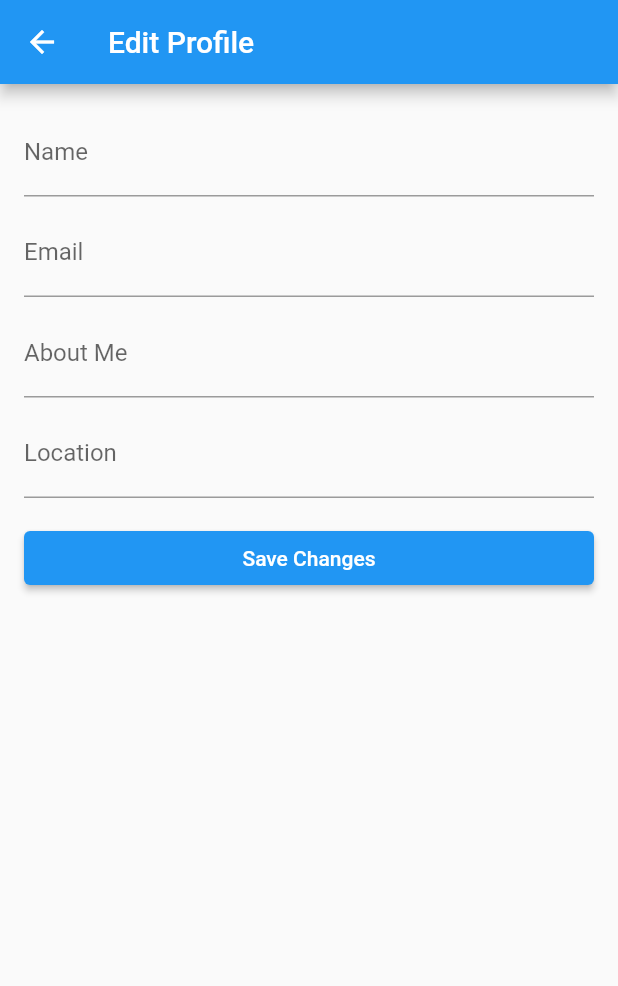
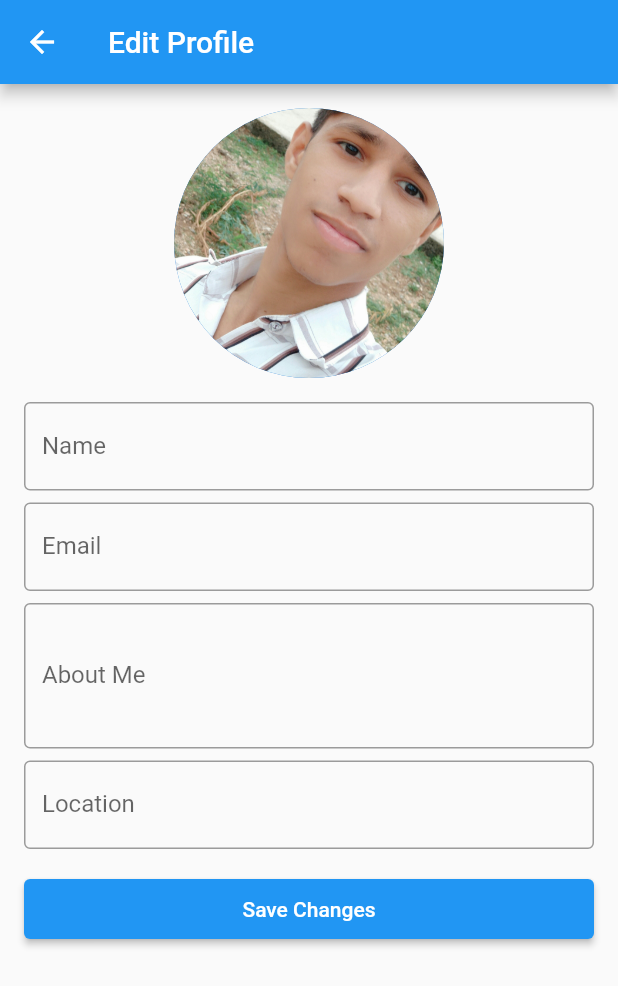
Before and after one commit to ronakJeengar/TravelPlanner, a Flutter app: the screen it shows after launch, item 4 of the bottom bar chosen, after a tap on "Edit Profile", on a phone screen of 412 x 824 dp. Shown: the top 986 px of the screen. Run offline on Flutter 3.47's test engine with Material 2 defaults, Android fonts, the phone set to English and light mode, and no system bars; our stand-ins replace intl_phone_number_input, pin_code_fields, sqflite; accounts and stored records are empty.

Commit message:
Initial commit

```diff
--- a/lib/ItemScreen/profile.dart
+++ b/lib/ItemScreen/profile.dart
@@ -44,49 +44,99 @@ class _ProfileScreenState extends State<ProfileScreen> {
   @override
   Widget build(BuildContext context) {
     return Scaffold(
-      // appBar: AppBar(
-      //   title: const Text('Profile'),
-      // ),
-      body: Padding(
+      body: Stack(
+        children: [
+          Container(
+            decoration: BoxDecoration(
+              gradient: LinearGradient(
+                begin: Alignment.topCenter,
+                end: Alignment.bottomCenter,
+                colors: [Color(0xFF4AC5FF), Color(0xFF0099FF)],
+              ),
+            ),
+          ),
+          Container(
             padding: const EdgeInsets.all(16.0),
+            margin: const EdgeInsets.symmetric(horizontal: 20.0, vertical: 80.0),
+            decoration: BoxDecoration(
+              color: Colors.white,
+              borderRadius: BorderRadius.circular(20.0),
+              boxShadow: [
+                BoxShadow(
+                  color: Colors.black.withOpacity(0.1),
+                  spreadRadius: 5,
+                  blurRadius: 15,
+                ),
+              ],
+            ),
             child: Column(
-          crossAxisAlignment: CrossAxisAlignment.center,
+              crossAxisAlignment: CrossAxisAlignment.start,
               children: <Widget>[
-            const CircleAvatar(
-              radius: 50,
-              backgroundImage: AssetImage('assets/images/profile_image.jpg'),
-              // Add your profile image
+                Center(
+                  child: CircleAvatar(
+                    radius: 70,
+                    backgroundImage: const AssetImage('assets/images/profile_image.jpg'),
+                  ),
                 ),
                 const SizedBox(height: 16.0),
                 Text(
-              'Name: $_name',
-              style: const TextStyle(fontSize: 18.0),
+                  _name,
+                  style: const TextStyle(fontSize: 30.0, fontWeight: FontWeight.bold, color: Colors.black),
                 ),
                 const SizedBox(height: 8.0),
                 Text(
-              'Email: $_email',
-              style: const TextStyle(fontSize: 18.0),
+                  _email,
+                  style: const TextStyle(fontSize: 18.0, color: Colors.grey),
+                ),
+                const SizedBox(height: 24.0),
+                Divider(color: Colors.grey),
+                const SizedBox(height: 24.0),
+                Text(
+                  'About Me:',
+                  style: const TextStyle(fontSize: 22.0, fontWeight: FontWeight.bold),
                 ),
                 const SizedBox(height: 8.0),
                 Text(
-              'About Me: $_aboutMe',
+                  _aboutMe,
                   style: const TextStyle(fontSize: 18.0),
+                ),
+                const SizedBox(height: 24.0),
+                Divider(color: Colors.grey),
+                const SizedBox(height: 24.0),
+                Text(
+                  'Location:',
+                  style: const TextStyle(fontSize: 22.0, fontWeight: FontWeight.bold),
                 ),
                 const SizedBox(height: 8.0),
                 Text(
-              'Location: $_location',
+                  _location,
                   style: const TextStyle(fontSize: 18.0),
                 ),
-            const SizedBox(height: 16.0),
+                const SizedBox(height: 24.0),
                 ElevatedButton(
                   onPressed: () {
                     Navigator.of(context).pushNamed('/edit_profile_screen');
                   },
-              child: const Text('Edit Profile'),
+                  style: ElevatedButton.styleFrom(
+                    primary: Color(0xFF0099FF),
+                    onPrimary: Colors.white,
+                    shape: RoundedRectangleBorder(
+                      borderRadius: BorderRadius.circular(10.0),
+                    ),
+                  ),
+                  child: Padding(
+                    padding: const EdgeInsets.symmetric(vertical: 12.0, horizontal: 24.0),
+                    child: const Text(
+                      'Edit Profile',
+                      style: TextStyle(fontSize: 18.0),
+                    ),
+                  ),
                 ),
               ],
             ),
           ),
+        ],
+      ),
     );
   }
 }
--- a/lib/ItemScreen/search.dart
+++ b/lib/ItemScreen/search.dart
@@ -1,17 +1,69 @@
 import 'package:flutter/material.dart';
+import 'package:travelapp/trip.dart'; // Import your TripDetails class
+import '../db/databasehelper.dart';
 
 class SearchScreen extends StatefulWidget {
-  const SearchScreen({super.key});
+  const SearchScreen({Key? key}) : super(key: key);
 
   @override
-  State<SearchScreen> createState() => _SearchScreenState();
+  _SearchScreenState createState() => _SearchScreenState();
 }
 
 class _SearchScreenState extends State<SearchScreen> {
+  List<TripDetails> searchResults = [];
+  final TextEditingController _searchController = TextEditingController();
+
+  @override
+  void initState() {
+    super.initState();
+  }
+
+  Future<void> _searchTrips(String query) async {
+    final trips = await TripDatabaseHelper().getTrips();
+
+    // Example: Simple search based on departure or destination containing the query
+    final results = trips.where((trip) =>
+    trip.departure.toLowerCase().contains(query.toLowerCase()) ||
+        trip.destination.toLowerCase().contains(query.toLowerCase()));
+
+    setState(() {
+      searchResults = results.toList();
+    });
+  }
+
   @override
   Widget build(BuildContext context) {
-    return const Center(
-      child: Text('Search Screen Content'),
+    return Scaffold(
+      body: Column(
+        children: [
+          Padding(
+            padding: const EdgeInsets.all(16.0),
+            child: TextField(
+              controller: _searchController,
+              onChanged: (query) {
+                _searchTrips(query);
+              },
+              decoration: const InputDecoration(
+                labelText: 'Search Trips',
+                prefixIcon: Icon(Icons.search),
+              ),
+            ),
+          ),
+          Expanded(
+            child: ListView.builder(
+              itemCount: searchResults.length,
+              itemBuilder: (context, index) {
+                final trip = searchResults[index];
+                return ListTile(
+                  title: Text('Departure: ${trip.departure}'),
+                  subtitle: Text('Destination: ${trip.destination}'),
+                  // You can customize the display based on your requirements
+                );
+              },
+            ),
+          ),
+        ],
+      ),
     );
   }
 }
--- a/lib/itemExtraScreen/edit_profile_screen.dart
+++ b/lib/itemExtraScreen/edit_profile_screen.dart
@@ -44,24 +44,45 @@ class _EditProfileScreenState extends State<EditProfileScreen> {
         child: Column(
           crossAxisAlignment: CrossAxisAlignment.stretch,
           children: <Widget>[
-            TextField(
+            const SizedBox(
+              height: 180.0,
+              child: CircleAvatar(
+                radius: 80,
+                backgroundImage: AssetImage('assets/images/profile_image.jpg'),
+              ),
+            ),
+            const SizedBox(height: 16.0),
+            TextFormField(
               controller: _nameController,
-              decoration: const InputDecoration(labelText: 'Name'),
+              decoration: const InputDecoration(
+                labelText: 'Name',
+                border: OutlineInputBorder(),
+              ),
             ),
             const SizedBox(height: 8.0),
-            TextField(
+            TextFormField(
               controller: _emailController,
-              decoration: const InputDecoration(labelText: 'Email'),
+              decoration: const InputDecoration(
+                labelText: 'Email',
+                border: OutlineInputBorder(),
+              ),
             ),
             const SizedBox(height: 8.0),
-            TextField(
+            TextFormField(
               controller: _aboutMeController,
-              decoration: const InputDecoration(labelText: 'About Me'),
+              decoration: const InputDecoration(
+                labelText: 'About Me',
+                border: OutlineInputBorder(),
+              ),
+              maxLines: 3,
             ),
             const SizedBox(height: 8.0),
-            TextField(
+            TextFormField(
               controller: _locationController,
-              decoration: const InputDecoration(labelText: 'Location'),
+              decoration: const InputDecoration(
+                labelText: 'Location',
+                border: OutlineInputBorder(),
+              ),
             ),
             const SizedBox(height: 16.0),
             ElevatedButton(
@@ -76,6 +97,9 @@ class _EditProfileScreenState extends State<EditProfileScreen> {
                 // Reload the profile on the ProfileScreen
                 Navigator.of(context).pop(true);
               },
+              style: ElevatedButton.styleFrom(
+                padding: const EdgeInsets.all(12.0),
+              ),
               child: const Text('Save Changes'),
             ),
           ],
--- a/pubspec.yaml
+++ b/pubspec.yaml
@@ -37,6 +37,9 @@ dependencies:
   intl: ^0.18.1
   sqflite: ^2.3.0
   provider: ^5.0.0
+  flutter_map: ^6.0.1
+  cached_network_image: ^3.3.0
+  latlong2: ^0.9.0
   flutter_local_notifications: ^16.1.0
 
 
@@ -47,6 +50,7 @@ dependencies:
 dev_dependencies:
   flutter_test:
     sdk: flutter
+
 
   # The "flutter_lints" package below contains a set of recommended lints to
   # encourage good coding practices. The lint set provided by the package is
```
Also changed, not shown: lib/ItemScreen/homepage.dart (+45 -43 lines), pubspec.lock, 1 other file. Lines whose indentation alone changed are shown as unchanged.
